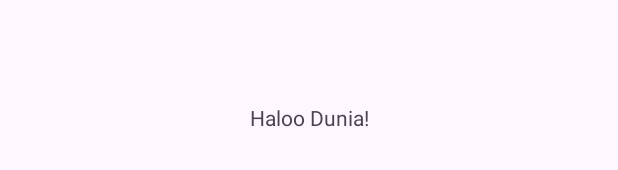
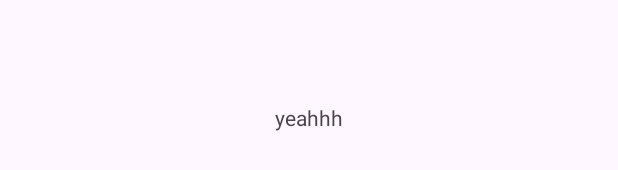
Before and after one commit to TomGuardd/MobileApp-MD, an Android app: the layout activity_main.xml on its own in the app's theme, with its tools: preview values and no code run, on a phone screen of 412 x 824 dp. Shown: the part 501-671 px from the top of the screen. Run offline under Robolectric (Android 15) with nearby library versions, the phone set to English and light mode, and no system bars.

```diff
--- a/app/src/main/res/layout/activity_main.xml
+++ b/app/src/main/res/layout/activity_main.xml
@@ -10,7 +10,7 @@
     <TextView
         android:layout_width="wrap_content"
         android:layout_height="wrap_content"
-        android:text="@string/haloo_dunia"
+        android:text="@string/yeahhh"
         app:layout_constraintBottom_toBottomOf="parent"
         app:layout_constraintEnd_toEndOf="parent"
         app:layout_constraintStart_toStartOf="parent"
--- a/app/src/main/res/values/strings.xml
+++ b/app/src/main/res/values/strings.xml
@@ -1,4 +1,5 @@
 <resources>
     <string name="app_name">TomGuard</string>
     <string name="haloo_dunia">Haloo Dunia!</string>
+    <string name="yeahhh">yeahhh</string>
 </resources>
```
